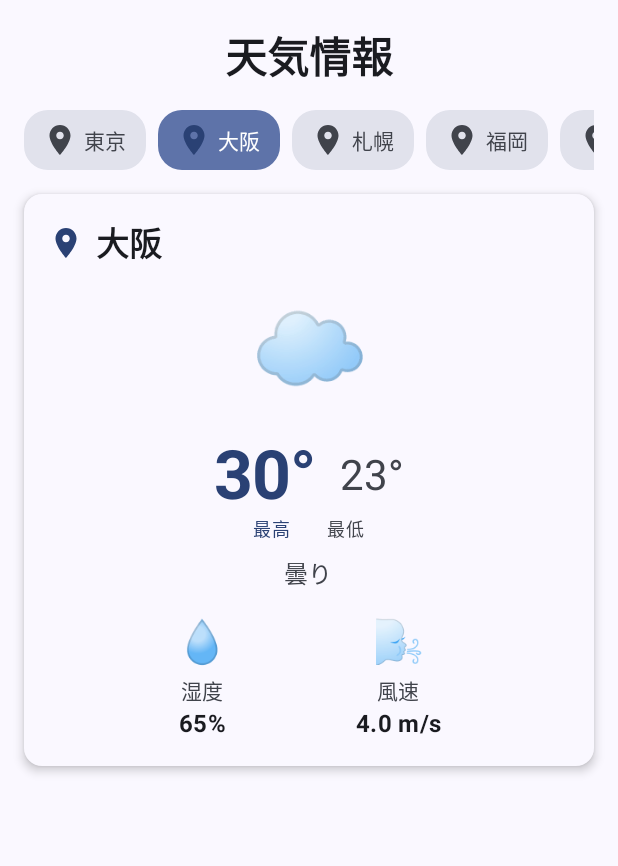
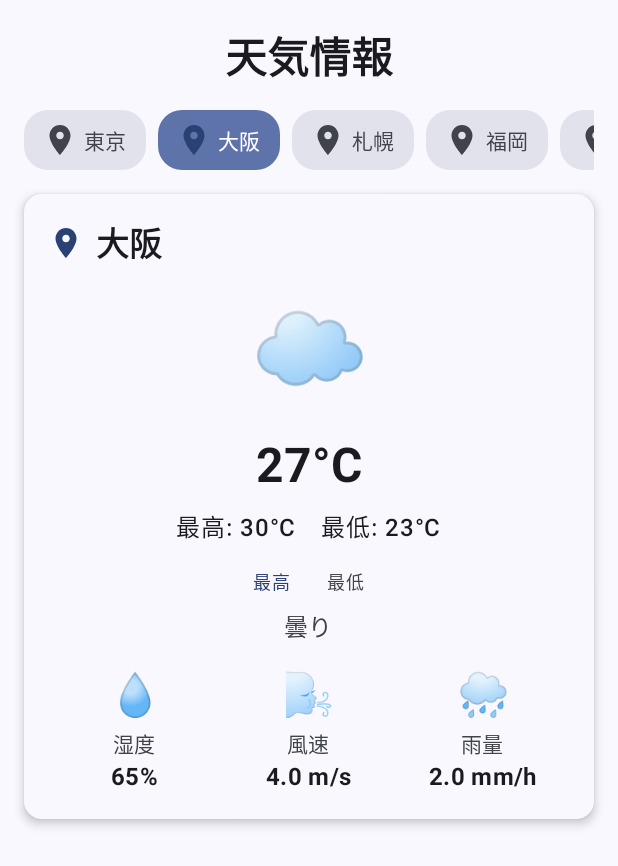
Before and after one commit to tonionagauzzi/WeatherApp, an Android app built with Jetpack Compose: the screen it shows after launch (MainActivity), after a tap on "大阪", on a phone screen of 412 x 824 dp. Shown: the top 866 px of the screen. Run offline under Robolectric (Android 15) with nearby library versions, the phone set to English and light mode, and no system bars; 2 statements that could not run were skipped.

```diff
--- a/app/src/main/AndroidManifest.xml
+++ b/app/src/main/AndroidManifest.xml
@@ -1,6 +1,8 @@
 <?xml version="1.0" encoding="utf-8"?>
 <manifest xmlns:android="http://schemas.android.com/apk/res/android"
     xmlns:tools="http://schemas.android.com/tools">
+
+    <uses-permission android:name="android.permission.INTERNET" />
 
     <application
         android:allowBackup="true"
--- a/app/src/main/java/com/vitantonio/nagauzzi/whetherapp/model/Weather.kt
+++ b/app/src/main/java/com/vitantonio/nagauzzi/whetherapp/model/Weather.kt
@@ -5,11 +5,14 @@ package com.vitantonio.nagauzzi.whetherapp.model
  */
 data class Weather(
     val city: String,
+    val temperature: Int,
     val maxTemperature: Int,
     val minTemperature: Int,
     val condition: WeatherCondition,
     val humidity: Int,
     val windSpeed: Double,
+    val rainfall: Double = 0.0,
+    val timestamp: Long = System.currentTimeMillis(),
 )
 
 /**
@@ -17,8 +20,36 @@ data class Weather(
  */
 enum class WeatherCondition {
     SUNNY,
+    PARTLY_CLOUDY,
     CLOUDY,
     RAINY,
-    SNOWY,
     STORMY,
+    UNKNOWN,
+    ;
+
+    companion object {
+        /**
+         * Yahoo!気象情報APIの降水強度から天気の状態を判定する
+         * @param rainfall 降水強度（mm/h）
+         * @return 天気の状態
+         */
+        fun fromYahooRainfall(rainfall: Double): WeatherCondition {
+            return when {
+                rainfall == 0.0 -> SUNNY
+                rainfall < 1.0 -> PARTLY_CLOUDY
+                rainfall < 3.0 -> CLOUDY
+                rainfall < 20.0 -> RAINY
+                rainfall >= 20.0 -> STORMY
+                else -> UNKNOWN
+            }
+        }
+    }
 }
+
+/**
+ * 位置情報を表すデータクラス
+ */
+data class Location(
+    val latitude: Double,
+    val longitude: Double,
+)
--- a/app/src/main/java/com/vitantonio/nagauzzi/whetherapp/repository/WeatherRepository.kt
+++ b/app/src/main/java/com/vitantonio/nagauzzi/whetherapp/repository/WeatherRepository.kt
@@ -1,75 +1,231 @@
 package com.vitantonio.nagauzzi.whetherapp.repository
 
+import com.vitantonio.nagauzzi.whetherapp.model.Location
 import com.vitantonio.nagauzzi.whetherapp.model.Weather
 import com.vitantonio.nagauzzi.whetherapp.model.WeatherCondition
+import com.vitantonio.nagauzzi.whetherapp.repository.api.NetworkModule
 import kotlinx.coroutines.flow.Flow
 import kotlinx.coroutines.flow.flow
 
 /**
  * 天気情報を提供するリポジトリ
  */
-class WeatherRepository {
+interface WeatherRepository {
     /**
      * 指定した都市の天気情報を取得する
      *
      * @param cityName 都市名
      * @return 天気情報のFlow
      */
-    fun getWeatherForCity(cityName: String): Flow<Weather> = flow {
-        // フェイクの天気データを生成
-        val fakeWeather = when (cityName) {
+    fun getWeatherForCity(cityName: String): Flow<Weather>
+
+    /**
+     * デフォルトの都市リストを取得する
+     */
+    fun getDefaultCities(): List<String>
+}
+
+class WeatherRepositoryImpl : WeatherRepository {
+    private val geocodingService = NetworkModule.geocodingService
+    private val yahooWeatherService = NetworkModule.yahooWeatherService
+
+    override fun getWeatherForCity(cityName: String): Flow<Weather> = flow {
+        try {
+            // 都市名から座標を取得
+            val location = getLocationFromCityName(cityName)
+
+            // 座標から天気情報を取得
+            // Yahoo!気象情報APIに必要な形式（経度,緯度）に変換
+            val coordinates = "${location.longitude},${location.latitude}"
+            val yahooResponse = yahooWeatherService.getWeather(coordinates = coordinates)
+
+            // レスポンスのチェック
+            if (yahooResponse.resultInfo.status != "200" || yahooResponse.features.isEmpty()) {
+                throw Exception("天気情報の取得に失敗しました")
+            }
+
+            // 現在の天気データを取得
+            val feature = yahooResponse.features[0]
+            val currentWeather = feature.property.weatherList.weather.firstOrNull { it.type == "observation" }
+                ?: throw Exception("現在の天気データが取得できませんでした")
+
+            // 降水強度から天気の状態を判定
+            val rainfall = currentWeather.rainfall
+            val condition = WeatherCondition.fromYahooRainfall(rainfall)
+
+            // 雨量から簡易的に温度と湿度を推定（実際のAPIでは温度・湿度データは提供されていないため）
+            // 実際のアプリでは、別のAPIから温度や湿度を取得することをお勧めします
+            val temperature = estimateTemperature(cityName, rainfall)
+            val humidity = estimateHumidity(rainfall)
+            val windSpeed = estimateWindSpeed(rainfall)
+
+            // Weather オブジェクトを作成
+            val weather = Weather(
+                city = cityName,
+                temperature = temperature,
+                maxTemperature = (temperature * 1.1).toInt(),
+                minTemperature = (temperature * 0.9).toInt(),
+                condition = condition,
+                humidity = humidity,
+                windSpeed = windSpeed,
+                rainfall = rainfall
+            )
+
+            emit(weather)
+        } catch (e: Exception) {
+            // エラー発生時はフェイクデータを返す
+            emit(getFakeWeather(cityName))
+        }
+    }
+
+    override fun getDefaultCities(): List<String> {
+        return listOf("東京", "大阪", "札幌", "福岡", "名古屋")
+    }
+
+    /**
+     * 降水強度から温度を推定する（簡易的な実装）
+     */
+    private fun estimateTemperature(cityName: String, rainfall: Double): Int {
+        // 雨量に基づいて温度を簡易的に推定
+        val baseTemp = when (cityName) {
+            "東京" -> 25
+            "大阪" -> 27
+            "札幌" -> 15
+            "福岡" -> 26
+            "名古屋" -> 24
+            else -> 22
+        }
+
+        // 雨が強いほど気温は下がる傾向と仮定
+        return when {
+            rainfall <= 0.0 -> baseTemp + 2
+            rainfall < 1.0 -> baseTemp
+            rainfall < 3.0 -> baseTemp - 1
+            rainfall < 10.0 -> baseTemp - 2
+            else -> baseTemp - 3
+        }
+    }
+
+    /**
+     * 降水強度から湿度を推定する（簡易的な実装）
+     */
+    private fun estimateHumidity(rainfall: Double): Int {
+        // 雨量に基づいて湿度を簡易的に推定
+        return when {
+            rainfall <= 0.0 -> 50
+            rainfall < 1.0 -> 60
+            rainfall < 3.0 -> 70
+            rainfall < 10.0 -> 80
+            else -> 90
+        }.coerceIn(0, 100) // 0〜100の範囲に制限
+    }
+
+    /**
+     * 降水強度から風速を推定する（簡易的な実装）
+     */
+    private fun estimateWindSpeed(rainfall: Double): Double {
+        // 雨量に基づいて風速を簡易的に推定
+        return when {
+            rainfall <= 0.0 -> 2.0
+            rainfall < 1.0 -> 3.0
+            rainfall < 3.0 -> 4.0
+            rainfall < 10.0 -> 5.0
+            else -> 7.0
+        }
+    }
+
+    /**
+     * 都市名から位置情報を取得する
+     */
+    private suspend fun getLocationFromCityName(cityName: String): Location {
+        try {
+            val response = geocodingService.geocode(cityName)
+            val result = response.results.firstOrNull()
+                ?: throw Exception("位置情報が見つかりませんでした: $cityName")
+
+            return Location(
+                latitude = result.geometry.latitude,
+                longitude = result.geometry.longitude
+            )
+        } catch (e: Exception) {
+            // 位置情報を取得できない場合のデフォルト値
+            return getDefaultLocation(cityName)
+        }
+    }
+
+    /**
+     * 都市名に基づいたデフォルトの位置情報を返す
+     */
+    private fun getDefaultLocation(cityName: String): Location {
+        return when (cityName) {
+            "東京" -> Location(35.6762, 139.6503)
+            "大阪" -> Location(34.6937, 135.5023)
+            "札幌" -> Location(43.0621, 141.3544)
+            "福岡" -> Location(33.5904, 130.4017)
+            "名古屋" -> Location(35.1815, 136.9066)
+            else -> Location(35.6762, 139.6503) // デフォルトは東京
+        }
+    }
+
+    /**
+     * フェイクの天気データを生成する（APIに接続できない場合のフォールバック）
+     */
+    private fun getFakeWeather(cityName: String): Weather {
+        return when (cityName) {
             "東京" -> Weather(
                 city = "東京",
+                temperature = 25,
                 maxTemperature = 28,
                 minTemperature = 21,
                 condition = WeatherCondition.SUNNY,
                 humidity = 60,
-                windSpeed = 3.5
+                windSpeed = 3.5,
+                rainfall = 0.0
             )
             "大阪" -> Weather(
                 city = "大阪",
+                temperature = 27,
                 maxTemperature = 30,
                 minTemperature = 23,
                 condition = WeatherCondition.CLOUDY,
                 humidity = 65,
-                windSpeed = 4.0
+                windSpeed = 4.0,
+                rainfall = 2.0
             )
             "札幌" -> Weather(
                 city = "札幌",
+                temperature = 15,
                 maxTemperature = 18,
                 minTemperature = 12,
                 condition = WeatherCondition.RAINY,
                 humidity = 80,
-                windSpeed = 5.2
+                windSpeed = 5.2,
+                rainfall = 5.5
             )
             "福岡" -> Weather(
                 city = "福岡",
+                temperature = 26,
                 maxTemperature = 29,
                 minTemperature = 22,
                 condition = WeatherCondition.CLOUDY,
                 humidity = 70,
-                windSpeed = 3.0
+                windSpeed = 3.0,
+                rainfall = 1.5
             )
             else -> {
-                val maxTemp = (20..32).random()
-                val minTemp = (maxTemp - 10).coerceAtLeast(10)
+                val temp = (20..30).random()
+                val rain = if (Math.random() > 0.5) (0..50).random() / 10.0 else 0.0
                 Weather(
                     city = cityName,
-                    maxTemperature = maxTemp,
-                    minTemperature = minTemp,
+                    temperature = temp,
+                    maxTemperature = (temp + 3),
+                    minTemperature = (temp - 3),
                     condition = WeatherCondition.values().random(),
                     humidity = (50..90).random(),
-                    windSpeed = (1..7).random() + (0..9).random() / 10.0
+                    windSpeed = (1..7).random() + (0..9).random() / 10.0,
+                    rainfall = rain
                 )
             }
         }
-        emit(fakeWeather)
-    }
-
-    /**
-     * デフォルトの都市リストを取得する
-     */
-    fun getDefaultCities(): List<String> {
-        return listOf("東京", "大阪", "札幌", "福岡", "名古屋")
     }
 }
--- /dev/null
+++ b/app/src/main/java/com/vitantonio/nagauzzi/whetherapp/repository/api/NetworkModule.kt
@@ -0,0 +1,57 @@
+package com.vitantonio.nagauzzi.whetherapp.repository.api
+
+import com.squareup.moshi.Moshi
+import com.squareup.moshi.kotlin.reflect.KotlinJsonAdapterFactory
+import okhttp3.OkHttpClient
+import okhttp3.logging.HttpLoggingInterceptor
+import retrofit2.Retrofit
+import retrofit2.converter.moshi.MoshiConverterFactory
+import java.util.concurrent.TimeUnit
+
+/**
+ * APIクライアントを提供するネットワークモジュール
+ */
+object NetworkModule {
+    private const val GEOCODING_API_BASE_URL = "https://geocoding.geo.census.gov/geocoder/"
+    private const val YAHOO_WEATHER_API_BASE_URL = "https://map.yahooapis.jp/"
+    const val YAHOO_APPLICATION_ID = "dj00aiZpPU5LWDkyckJUcjZUbCZzPWNvbnN1bWVyc2VjcmV0Jng9NGU-"
+
+    private val moshi: Moshi = Moshi.Builder()
+        .add(KotlinJsonAdapterFactory())
+        .build()
+
+    private val loggingInterceptor = HttpLoggingInterceptor().apply {
+        level = HttpLoggingInterceptor.Level.BODY
+    }
+
+    private val okHttpClient = OkHttpClient.Builder()
+        .addInterceptor(loggingInterceptor)
+        .connectTimeout(10, TimeUnit.SECONDS)
+        .readTimeout(10, TimeUnit.SECONDS)
+        .writeTimeout(10, TimeUnit.SECONDS)
+        .build()
+
+    /**
+     * Geocoding APIクライアントを提供する
+     */
+    val geocodingService: GeocodingService by lazy {
+        Retrofit.Builder()
+            .baseUrl(GEOCODING_API_BASE_URL)
+            .client(okHttpClient)
+            .addConverterFactory(MoshiConverterFactory.create(moshi))
+            .build()
+            .create(GeocodingService::class.java)
+    }
+
+    /**
+     * Yahoo!気象情報APIクライアントを提供する
+     */
+    val yahooWeatherService: YahooWeatherService by lazy {
+        Retrofit.Builder()
+            .baseUrl(YAHOO_WEATHER_API_BASE_URL)
+            .client(okHttpClient)
+            .addConverterFactory(MoshiConverterFactory.create(moshi))
+            .build()
+            .create(YahooWeatherService::class.java)
+    }
+}
--- a/app/src/main/java/com/vitantonio/nagauzzi/whetherapp/ui/component/WeatherComponents.kt
+++ b/app/src/main/java/com/vitantonio/nagauzzi/whetherapp/ui/component/WeatherComponents.kt
@@ -176,26 +176,33 @@ fun WeatherCard(weather: Weather, modifier: Modifier = Modifier) {
 
             Spacer(modifier = Modifier.height(16.dp))
 
+            Text(
+                text = "${weather.temperature}°C",
+                style = MaterialTheme.typography.headlineLarge,
+                fontWeight = FontWeight.Bold
+            )
+
+            Spacer(modifier = Modifier.height(8.dp))
+
             Row(
                 horizontalArrangement = Arrangement.Center,
                 verticalAlignment = Alignment.Bottom,
                 modifier = Modifier.fillMaxWidth()
             ) {
                 Text(
-                    text = "${weather.maxTemperature}°",
-                    style = MaterialTheme.typography.displayMedium,
-                    fontWeight = FontWeight.Bold,
-                    color = MaterialTheme.colorScheme.primary
+                    text = "最高: ${weather.maxTemperature}°C",
+                    style = MaterialTheme.typography.bodyLarge,
+                    fontWeight = FontWeight.Medium
                 )
                 Spacer(modifier = Modifier.width(16.dp))
                 Text(
-                    text = "${weather.minTemperature}°",
-                    style = MaterialTheme.typography.headlineMedium,
-                    fontWeight = FontWeight.Normal,
-                    color = MaterialTheme.colorScheme.onSurfaceVariant,
-                    modifier = Modifier.padding(bottom = 8.dp)
+                    text = "最低: ${weather.minTemperature}°C",
+                    style = MaterialTheme.typography.bodyLarge,
+                    fontWeight = FontWeight.Medium
                 )
             }
+
+            Spacer(modifier = Modifier.height(16.dp))
 
             Row(
                 horizontalArrangement = Arrangement.Center,
@@ -231,13 +238,22 @@ fun WeatherCard(weather: Weather, modifier: Modifier = Modifier) {
                 WeatherDetailItem(
                     emoji = "💧",
                     label = "湿度",
-                    value = "${weather.humidity}%"
+                    value = "${weather.humidity}%",
+                    modifier = Modifier.weight(1f)
                 )
 
                 WeatherDetailItem(
                     emoji = "🌬️",
                     label = "風速",
-                    value = "${weather.windSpeed} m/s"
+                    value = "${weather.windSpeed} m/s",
+                    modifier = Modifier.weight(1f)
+                )
+
+                WeatherDetailItem(
+                    emoji = "🌧️",
+                    label = "雨量",
+                    value = "${weather.rainfall} mm/h",
+                    modifier = Modifier.weight(1f)
                 )
             }
         }
@@ -283,10 +299,11 @@ fun WeatherDetailItem(
 fun WeatherConditionIcon(condition: WeatherCondition, modifier: Modifier = Modifier) {
     val emoji = when (condition) {
         WeatherCondition.SUNNY -> "☀️"
+        WeatherCondition.PARTLY_CLOUDY -> "🌤️"
         WeatherCondition.CLOUDY -> "☁️"
         WeatherCondition.RAINY -> "🌧️"
-        WeatherCondition.SNOWY -> "❄️"
         WeatherCondition.STORMY -> "⚡"
+        WeatherCondition.UNKNOWN -> "？"
     }
 
     Text(
@@ -340,10 +357,11 @@ fun ErrorMessage(message: String, modifier: Modifier = Modifier) {
 fun WeatherCondition.toJapanese(): String {
     return when (this) {
         WeatherCondition.SUNNY -> "晴れ"
+        WeatherCondition.PARTLY_CLOUDY -> "晴れ時々曇り"
         WeatherCondition.CLOUDY -> "曇り"
         WeatherCondition.RAINY -> "雨"
-        WeatherCondition.SNOWY -> "雪"
         WeatherCondition.STORMY -> "嵐"
+        WeatherCondition.UNKNOWN -> "不明"
     }
 }
 
@@ -354,11 +372,13 @@ fun WeatherCardPreview() {
         WeatherCard(
             weather = Weather(
                 city = "東京",
+                temperature = 25,
                 maxTemperature = 28,
                 minTemperature = 21,
                 condition = WeatherCondition.SUNNY,
                 humidity = 60,
-                windSpeed = 3.5
+                windSpeed = 3.5,
+                rainfall = 0.0
             )
         )
     }
--- a/app/src/main/java/com/vitantonio/nagauzzi/whetherapp/viewmodel/WeatherViewModel.kt
+++ b/app/src/main/java/com/vitantonio/nagauzzi/whetherapp/viewmodel/WeatherViewModel.kt
@@ -4,6 +4,7 @@ import androidx.lifecycle.ViewModel
 import androidx.lifecycle.viewModelScope
 import com.vitantonio.nagauzzi.whetherapp.model.Weather
 import com.vitantonio.nagauzzi.whetherapp.repository.WeatherRepository
+import com.vitantonio.nagauzzi.whetherapp.repository.WeatherRepositoryImpl
 import kotlinx.coroutines.flow.MutableStateFlow
 import kotlinx.coroutines.flow.StateFlow
 import kotlinx.coroutines.flow.asStateFlow
@@ -13,9 +14,9 @@ import kotlinx.coroutines.launch
 /**
  * 天気情報のViewModelクラス
  */
-class WeatherViewModel : ViewModel() {
-    private val repository: WeatherRepository = WeatherRepository()
-
+class WeatherViewModel(
+    private val repository: WeatherRepository = WeatherRepositoryImpl(),
+) : ViewModel() {
     private val _weatherState = MutableStateFlow<WeatherUiState>(WeatherUiState.Loading)
     val weatherState: StateFlow<WeatherUiState> = _weatherState.asStateFlow()
 
```
Also changed, not shown: app/build.gradle.kts (+20 -5 lines), app/src/main/java/com/vitantonio/nagauzzi/whetherapp/repository/api/GeocodingService.kt (added, +55 -0 lines), app/src/main/java/com/vitantonio/nagauzzi/whetherapp/repository/api/YahooWeatherService.kt (added, +78 -0 lines), gradle/libs.versions.toml (+27 -22 lines), 4 other files.
